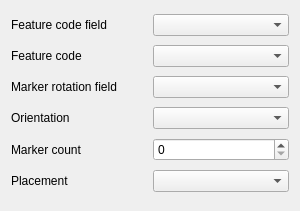
Above: cartography_tools/ui/marker_settings.ui from north-road/qgis-cartography-tools before the change. Below: the same form after it.
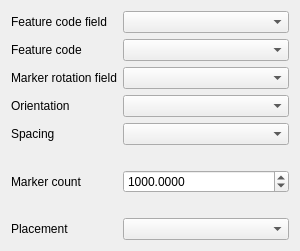
That is the form after the change. The open tabs and pages were chosen to show the change. Custom widgets are drawn as their Qt base class.

Commit message: Add fixed distance mode

Patch:
```diff
--- a/cartography_tools/ui/marker_settings.ui
+++ b/cartography_tools/ui/marker_settings.ui
@@ -7,14 +7,14 @@
     <x>0</x>
     <y>0</y>
     <width>300</width>
-    <height>211</height>
+    <height>251</height>
    </rect>
   </property>
   <property name="windowTitle">
    <string>Form</string>
   </property>
   <layout class="QGridLayout" name="gridLayout">
-   <item row="4" column="0">
+   <item row="5" column="0">
     <widget class="QLabel" name="marker_count_label">
      <property name="text">
       <string>Marker count</string>
@@ -28,15 +28,35 @@
      </property>
     </widget>
    </item>
+   <item row="4" column="1">
+    <widget class="QComboBox" name="spacing_combo"/>
+   </item>
    <item row="0" column="1">
     <widget class="QgsFieldComboBox" name="field_code_combo"/>
    </item>
    <item row="3" column="1">
     <widget class="QComboBox" name="orientation_combo"/>
    </item>
+   <item row="6" column="0">
+    <widget class="QLabel" name="placement_label">
+     <property name="text">
+      <string>Placement</string>
+     </property>
+    </widget>
+   </item>
    <item row="1" column="1">
     <widget class="QComboBox" name="code_combo"/>
    </item>
+   <item row="6" column="1">
+    <widget class="QComboBox" name="placement_combo"/>
+   </item>
+   <item row="4" column="0">
+    <widget class="QLabel" name="spacing_label">
+     <property name="text">
+      <string>Spacing</string>
+     </property>
+    </widget>
+   </item>
    <item row="2" column="1">
     <widget class="QgsFieldComboBox" name="field_rotation_combo"/>
    </item>
@@ -47,9 +67,6 @@
      </property>
     </widget>
    </item>
-   <item row="4" column="1">
-    <widget class="QgsSpinBox" name="marker_count_spin"/>
-   </item>
    <item row="2" column="0">
     <widget class="QLabel" name="label_2">
      <property name="text">
@@ -57,6 +74,61 @@
      </property>
     </widget>
    </item>
+   <item row="5" column="1">
+    <widget class="QStackedWidget" name="spacing_stacked_widget">
+     <property name="currentIndex">
+      <number>0</number>
+     </property>
+     <widget class="QWidget" name="page">
+      <layout class="QVBoxLayout" name="verticalLayout">
+       <property name="leftMargin">
+        <number>0</number>
+       </property>
+       <property name="topMargin">
+        <number>0</number>
+       </property>
+       <property name="rightMargin">
+        <number>0</number>
+       </property>
+       <property name="bottomMargin">
+        <number>0</number>
+       </property>
+       <item>
+        <widget class="QgsSpinBox" name="marker_count_spin"/>
+       </item>
+      </layout>
+     </widget>
+     <widget class="QWidget" name="page_2">
+      <layout class="QHBoxLayout" name="horizontalLayout">
+       <property name="leftMargin">
+        <number>0</number>
+       </property>
+       <property name="topMargin">
+        <number>0</number>
+       </property>
+       <property name="rightMargin">
+        <number>0</number>
+       </property>
+       <property name="bottomMargin">
+        <number>0</number>
+       </property>
+       <item>
+        <widget class="QgsDoubleSpinBox" name="marker_distance_spin">
+         <property name="decimals">
+          <number>4</number>
+         </property>
+         <property name="maximum">
+          <double>999999999.000000000000000</double>
+         </property>
+         <property name="value">
+          <double>1000.000000000000000</double>
+         </property>
+        </widget>
+       </item>
+      </layout>
+     </widget>
+    </widget>
+   </item>
    <item row="1" column="0">
     <widget class="QLabel" name="label_3">
      <property name="text">
@@ -64,16 +136,6 @@
      </property>
     </widget>
    </item>
-   <item row="5" column="0">
-    <widget class="QLabel" name="placement_label">
-     <property name="text">
-      <string>Placement</string>
-     </property>
-    </widget>
-   </item>
-   <item row="5" column="1">
-    <widget class="QComboBox" name="placement_combo"/>
-   </item>
   </layout>
  </widget>
  <customwidgets>
@@ -87,6 +149,11 @@
    <extends>QSpinBox</extends>
    <header>qgis.gui</header>
   </customwidget>
+  <customwidget>
+   <class>QgsDoubleSpinBox</class>
+   <extends>QDoubleSpinBox</extends>
+   <header>qgis.gui</header>
+  </customwidget>
  </customwidgets>
  <tabstops>
   <tabstop>field_code_combo</tabstop>
```
Left out of the diff: 1 changed line with no effect on the pictures. The commit also changes 4 other files.
